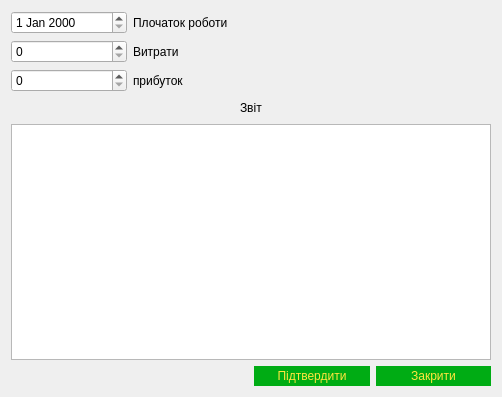
Before: the Qt Designer form Automated_accounting_system_for_livestock_farms/changetablestatisticss.ui in Odavinh/star-qt, drawn with Qt 5.
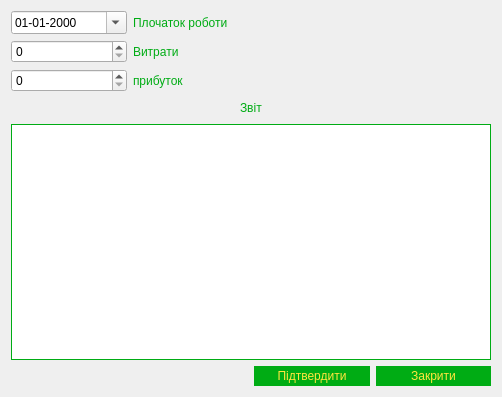
After: the same form once the commit is applied.

```diff
--- a/Automated_accounting_system_for_livestock_farms/changetablestatisticss.ui
+++ b/Automated_accounting_system_for_livestock_farms/changetablestatisticss.ui
@@ -19,10 +19,23 @@
      <item>
       <layout class="QHBoxLayout" name="horizontalLayout_4">
        <item>
-        <widget class="QDateEdit" name="dateEdit"/>
+        <widget class="QDateEdit" name="dateEdit">
+         <property name="autoFillBackground">
+          <bool>false</bool>
+         </property>
+         <property name="displayFormat">
+          <string>dd-MM-yyyy</string>
+         </property>
+         <property name="calendarPopup">
+          <bool>true</bool>
+         </property>
+        </widget>
        </item>
        <item>
         <widget class="QLabel" name="labelData">
+         <property name="styleSheet">
+          <string notr="true">color:#00AC14</string>
+         </property>
          <property name="text">
           <string>Плочаток роботи</string>
          </property>
@@ -37,6 +50,9 @@
        </item>
        <item>
         <widget class="QLabel" name="labelCosts">
+         <property name="styleSheet">
+          <string notr="true">color:#00AC14</string>
+         </property>
          <property name="text">
           <string>Витрати</string>
          </property>
@@ -51,6 +67,9 @@
        </item>
        <item>
         <widget class="QLabel" name="labelProfit">
+         <property name="styleSheet">
+          <string notr="true">color:#00AC14</string>
+         </property>
          <property name="text">
           <string>прибуток</string>
          </property>
@@ -130,6 +149,9 @@
     <layout class="QGridLayout" name="gridLayout_2">
      <item row="1" column="1">
       <widget class="QLabel" name="labelReport">
+       <property name="styleSheet">
+        <string notr="true">color:#00AC14;</string>
+       </property>
        <property name="text">
         <string>Звіт</string>
        </property>
@@ -162,7 +184,18 @@
       </spacer>
      </item>
      <item row="4" column="0" colspan="3">
-      <widget class="QTextEdit" name="textEditReport"/>
+      <widget class="QTextEdit" name="textEditReport">
+       <property name="styleSheet">
+        <string notr="true">QTextEdit{
+border:1px solid #00AC14;
+
+}
+QTextEdit:hover{
+border:2px solid #00AC14;
+}
+</string>
+       </property>
+      </widget>
      </item>
     </layout>
    </item>
```
